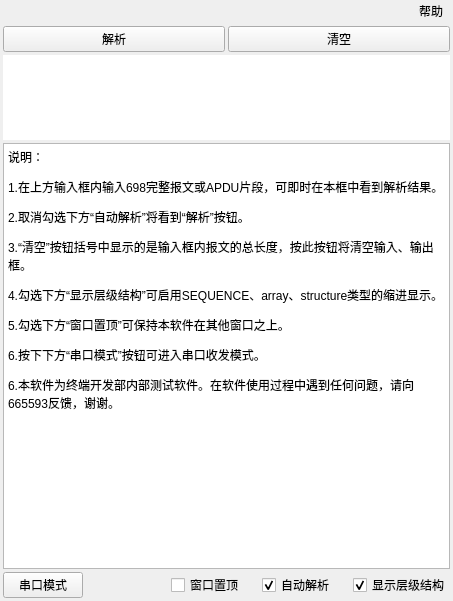
The window that UI/trans_window.ui (KayFelicities/698trans) describes before a commit, drawn with Qt 5.
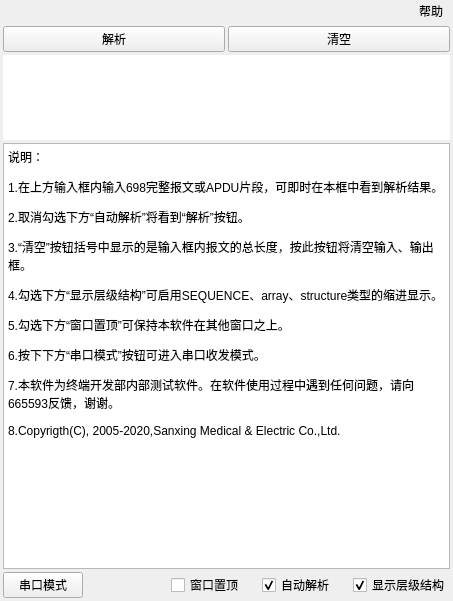
The same window after the commit. Icons and pictures are not drawn.

What changed in the file:
```diff
--- a/UI/trans_window.ui
+++ b/UI/trans_window.ui
@@ -185,7 +185,8 @@
 &lt;p style=&quot; margin-top:12px; margin-bottom:12px; margin-left:0px; margin-right:0px; -qt-block-indent:0; text-indent:0px;&quot;&gt;4.勾选下方“显示层级结构”可启用SEQUENCE、array、structure类型的缩进显示。&lt;/p&gt;
 &lt;p style=&quot; margin-top:12px; margin-bottom:12px; margin-left:0px; margin-right:0px; -qt-block-indent:0; text-indent:0px;&quot;&gt;5.勾选下方“窗口置顶”可保持本软件在其他窗口之上。&lt;/p&gt;
 &lt;p style=&quot; margin-top:12px; margin-bottom:12px; margin-left:0px; margin-right:0px; -qt-block-indent:0; text-indent:0px;&quot;&gt;6.按下下方“串口模式”按钮可进入串口收发模式。&lt;/p&gt;
-&lt;p style=&quot; margin-top:12px; margin-bottom:12px; margin-left:0px; margin-right:0px; -qt-block-indent:0; text-indent:0px;&quot;&gt;6.本软件为终端开发部内部测试软件。在软件使用过程中遇到任何问题，请向665593反馈，谢谢。&lt;/p&gt;&lt;/body&gt;&lt;/html&gt;</string>
+&lt;p style=&quot; margin-top:12px; margin-bottom:12px; margin-left:0px; margin-right:0px; -qt-block-indent:0; text-indent:0px;&quot;&gt;7.本软件为终端开发部内部测试软件。在软件使用过程中遇到任何问题，请向665593反馈，谢谢。&lt;/p&gt;
+&lt;p style=&quot; margin-top:12px; margin-bottom:12px; margin-left:0px; margin-right:0px; -qt-block-indent:0; text-indent:0px;&quot;&gt;8.Copyrigth(C), 2005-2020,Sanxing Medical &amp;amp; Electric Co.,Ltd.&lt;/p&gt;&lt;/body&gt;&lt;/html&gt;</string>
           </property>
          </widget>
         </item>
```
